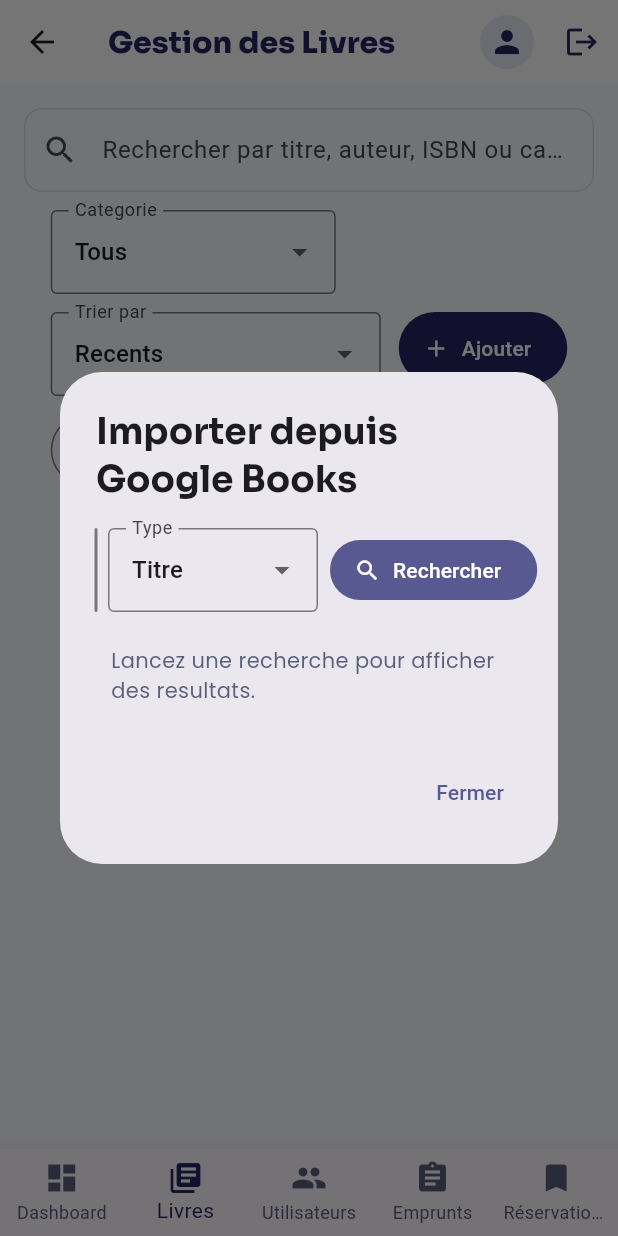
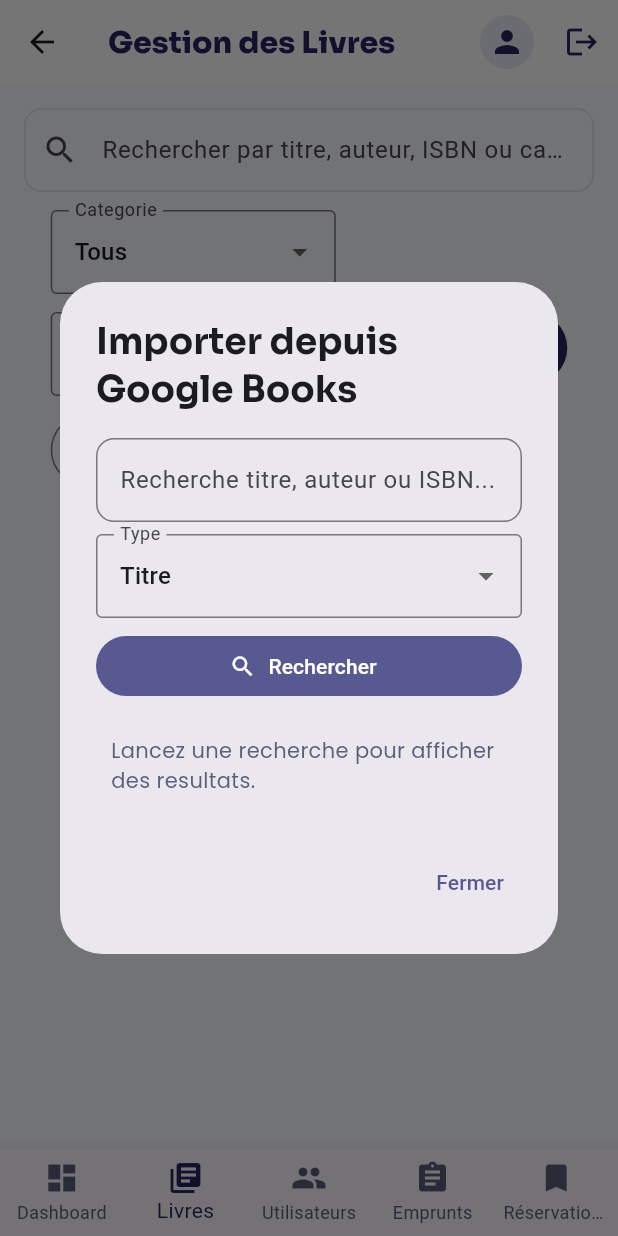
Before and after one commit to gshimatu/biblio-fac-flutter, a Flutter app: the HomeAdminView screen opened by its route, item 2 of the bottom bar chosen, after a tap on "Importer API", on a phone screen of 412 x 824 dp. Run offline on Flutter 3.47's test engine with Material 3 defaults, Android fonts, the phone set to English and light mode, and no system bars; our stand-ins replace cloud_firestore, firebase_auth, firebase_core, firebase_storage, google_fonts, google_sign_in and 1 more; accounts and stored records are empty; project files that could hold a hidden picture were left out.

Commit message:
fix(ui): rendre la modale d'import Google Books responsive et supprimer le RenderFlex overflow

```diff
--- a/lib/views/admin/manage_books_view.dart
+++ b/lib/views/admin/manage_books_view.dart
@@ -247,10 +247,21 @@
                     return Column(
                       mainAxisSize: MainAxisSize.min,
                       children: [
-                        Row(
-                          children: [
-                            Expanded(
-                              child: TextField(
+                        LayoutBuilder(
+                          builder: (context, constraints) {
+                            final isCompact = constraints.maxWidth < 560;
+                            final searchAction = value.isExternalLoading
+                                ? null
+                                : () async {
+                                    final query = queryController.text.trim();
+                                    if (query.isEmpty) return;
+                                    await provider.searchExternalBooks(
+                                      query: query,
+                                      type: _toSearchType(mode),
+                                    );
+                                  };
+
+                            final queryField = TextField(
                               controller: queryController,
                               decoration: InputDecoration(
                                 hintText: 'Recherche titre, auteur ou ISBN...',
@@ -258,12 +269,10 @@
                                   borderRadius: BorderRadius.circular(12),
                                 ),
                               ),
-                              ),
-                            ),
-                            const SizedBox(width: 8),
-                            SizedBox(
-                              width: 140,
-                              child: DropdownButtonFormField<_ApiSearchMode>(
+                            );
+
+                            final searchTypeField =
+                                DropdownButtonFormField<_ApiSearchMode>(
                                   initialValue: mode,
                                   decoration: const InputDecoration(
                                     border: OutlineInputBorder(),
@@ -287,24 +296,39 @@
                                     if (selected == null) return;
                                     setDialogState(() => mode = selected);
                                   },
-                              ),
-                            ),
-                            const SizedBox(width: 8),
+                                );
+
+                            if (isCompact) {
+                              return Column(
+                                crossAxisAlignment: CrossAxisAlignment.stretch,
+                                children: [
+                                  queryField,
+                                  const SizedBox(height: 8),
+                                  searchTypeField,
+                                  const SizedBox(height: 8),
                                   FilledButton.icon(
-                              onPressed: value.isExternalLoading
-                                  ? null
-                                  : () async {
-                                      final query = queryController.text.trim();
-                                      if (query.isEmpty) return;
-                                      await provider.searchExternalBooks(
-                                        query: query,
-                                        type: _toSearchType(mode),
-                                      );
-                                    },
+                                    onPressed: searchAction,
                                     icon: const Icon(Icons.search),
                                     label: const Text('Rechercher'),
                                   ),
                                 ],
+                              );
+                            }
+
+                            return Row(
+                              children: [
+                                Expanded(child: queryField),
+                                const SizedBox(width: 8),
+                                SizedBox(width: 140, child: searchTypeField),
+                                const SizedBox(width: 8),
+                                FilledButton.icon(
+                                  onPressed: searchAction,
+                                  icon: const Icon(Icons.search),
+                                  label: const Text('Rechercher'),
+                                ),
+                              ],
+                            );
+                          },
                         ),
                         const SizedBox(height: 12),
                         if (value.isExternalLoading)
```
Lines whose indentation alone changed are shown as unchanged.
